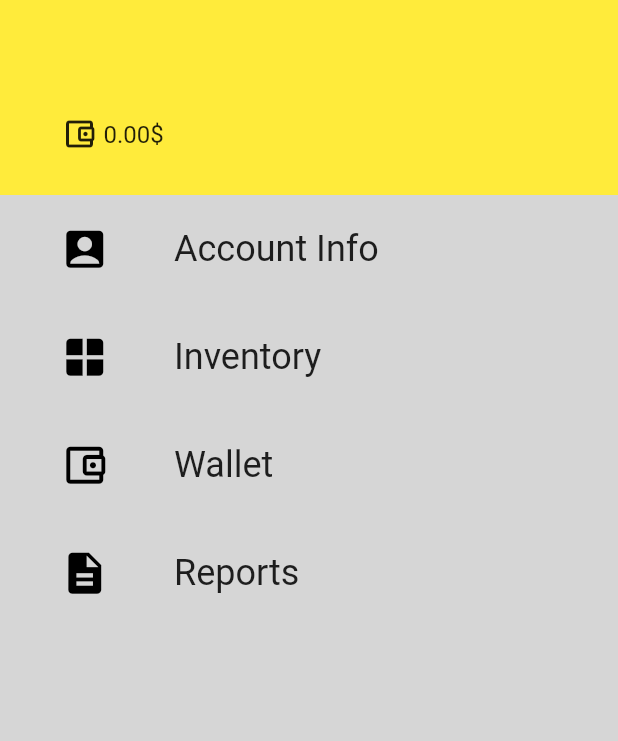
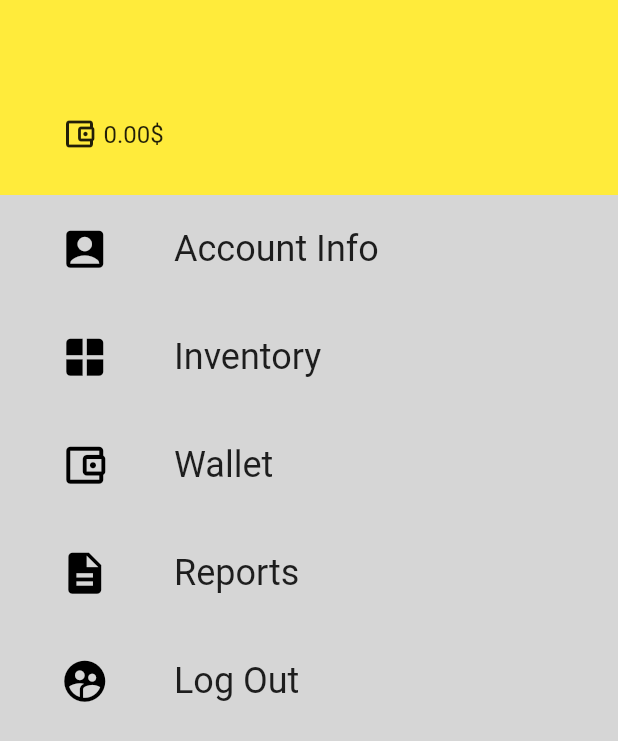
Before and after one commit to FadyAhmed/Nexus-Market-Place, a Flutter app: the AccountInfoScreen screen opened directly with empty values, on a phone screen of 412 x 824 dp. Shown: the top 741 px of the screen. Run offline on Flutter 3.47's test engine with Material 2 defaults, Android fonts, the phone set to English and light mode, and no system bars; our stand-ins replace equatable; accounts and stored records are empty; network calls fail.

Commit message:
adding logout

```diff
--- a/lib/screens/navigation/account_info.dart
+++ b/lib/screens/navigation/account_info.dart
@@ -1,10 +1,12 @@
 import 'package:ds_market_place/constants/enums.dart';
+import 'package:ds_market_place/globals.dart' as globals;
 import 'package:ds_market_place/models/profile.dart';
 import 'package:ds_market_place/providers/users_provider.dart';
 import 'package:ds_market_place/screens/account_info/account_info/acc_info_containre.dart';
 import 'package:ds_market_place/screens/account_info/reports_screens/reports_container.dart';
 import 'package:ds_market_place/screens/account_info/wallet.dart';
 import 'package:ds_market_place/screens/navigation/inventory.dart';
+import 'package:ds_market_place/screens/welcome_screen.dart';
 import 'package:flutter/material.dart';
 import 'package:provider/provider.dart';
 
@@ -53,10 +55,10 @@ class _AccountInfoScreenState extends State<AccountInfoScreen> {
         appBar: PreferredSize(
             preferredSize: const Size.fromHeight(150),
             child: Container(
-                    padding: const EdgeInsets.only(top: 16, left: 25),
+              padding: const EdgeInsets.only(top: 16, left: 25),
               height: 130,
               color: Theme.of(context).primaryColor,
-                    child: usersProvider.profileLoadingStatus == LoadingStatus.loading
+              child: usersProvider.profileLoadingStatus == LoadingStatus.loading
                   ? Center(
                       child: CircularProgressIndicator(
                         color: Theme.of(context).scaffoldBackgroundColor,
@@ -130,6 +132,18 @@ class _AccountInfoScreenState extends State<AccountInfoScreen> {
                   Navigator.of(context).push(MaterialPageRoute(
                       builder: (ctx) => ReportScreenContainer()))
                 },
+              ),
+              itemTile(
+                context,
+                title: "Log Out",
+                icon: Icons.supervised_user_circle_rounded,
+                handler: () {
+                  globals.token = null;
+                  Navigator.of(context).pushAndRemoveUntil(
+                    MaterialPageRoute(builder: (ctx) => WelcomeScreen()),
+                    (Route route) => false,
+                  );
+                },
               )
             ],
           ),
```
